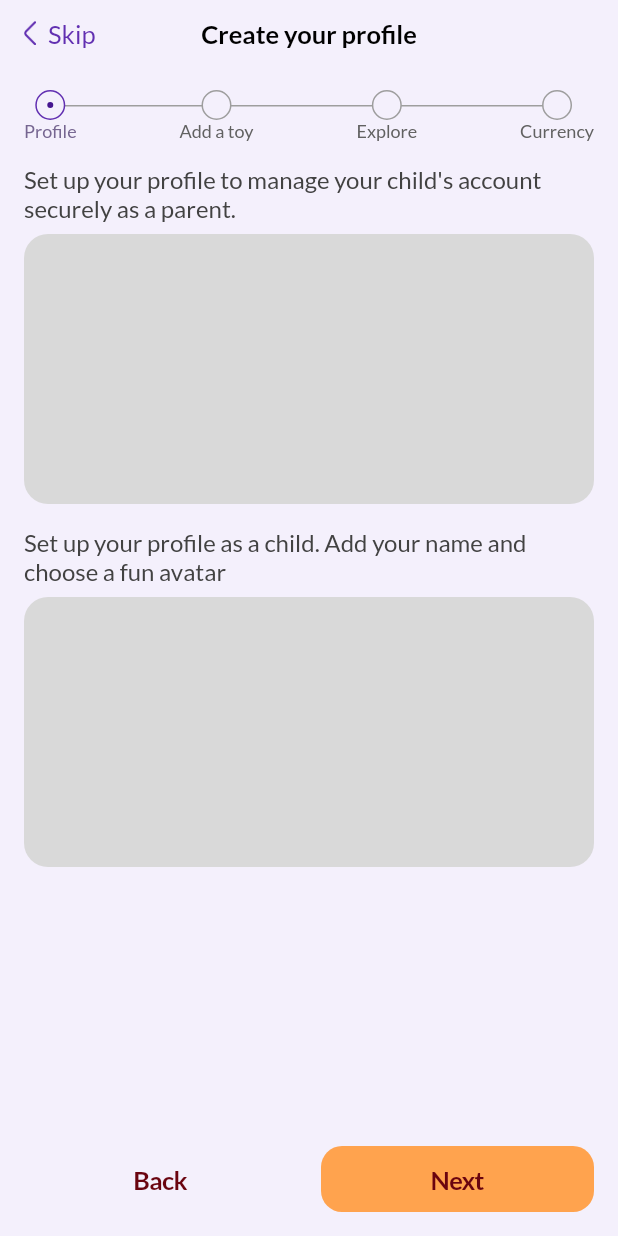
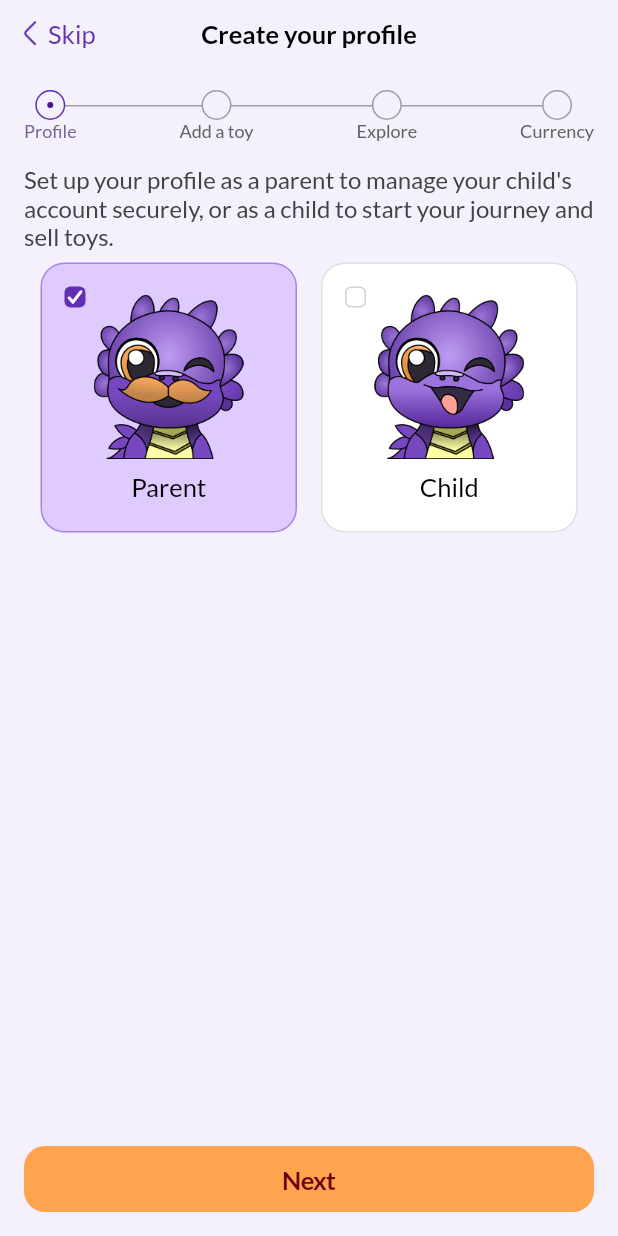
Before and after one commit to MrSanchezzzzz/kidbank.market, a Flutter app: the OnboardingProfileScreen screen opened by its route, on a phone screen of 412 x 824 dp. Run offline on Flutter 3.47's test engine with Material 3 defaults, Android fonts, the phone set to English and light mode, and no system bars; our stand-ins replace adaptive_dialog, flutter_riverpod, go_router, hooks_riverpod, image_picker and 1 more; missing offline and left inert: dart:ffi; statements that could not run were skipped.

Commit message:
Onboarding: refactor and design changes

```diff
--- a/lib/core/widgets/ui_card.dart
+++ b/lib/core/widgets/ui_card.dart
@@ -4,13 +4,39 @@ import 'package:kidbank/core/widgets/custom_check_box.dart';
 import '../colors.dart';
 
 class UiCard extends StatefulWidget {
-  const UiCard({super.key,this.image,this.label,this.onChanged,this.checked=false});
+  const UiCard({super.key,this.image,this.label,this.onChanged,this.checked=false,this.width=171,this.height=108});
   final Image? image;
   final String? label;
   final bool checked;
   final Function()? onChanged;
+  final double width;
+  final double height;
   @override
   State<UiCard> createState() => _UiCardState();
+
+  factory UiCard.large({Image? image,String? label, Function()? onChanged,bool checked=false}){
+    return UiCard(image: image,label: label,onChanged: onChanged,checked: checked,height: 180,);
+  }
+
+  factory UiCard.parent({Function()? onChanged,bool checked=false}){
+    return UiCard.large(
+      image: Image.asset('assets/images/mascot_adult.png',width: 100,height: 110,),
+      label: 'Parent',
+      onChanged: onChanged,
+      checked: checked,
+      );
+  }
+
+  factory UiCard.child({Function()? onChanged,bool checked=false}){
+    return UiCard.large(
+      image: Image.asset('assets/images/mascot_kid.png',width: 100,height: 110,),
+      label: 'Child',
+      onChanged: onChanged,
+      checked: checked,
+    );
+  }
+
+
 }
 
 class _UiCardState extends State<UiCard> {
@@ -23,8 +49,8 @@ class _UiCardState extends State<UiCard> {
         }
       },
       child: Container(
-        width: 171,
-        height: 108,
+        width: widget.width,
+        height: widget.height,
         decoration: BoxDecoration(
           color: widget.checked?Colors.purple200:Colors.white100,
           borderRadius: BorderRadius.circular(16),
--- a/lib/features/onboarding/presentation/onboarding_currency.dart
+++ b/lib/features/onboarding/presentation/onboarding_currency.dart
@@ -3,7 +3,7 @@ import 'package:go_router/go_router.dart';
 
 import '../../../core/colors.dart';
 import '../../../core/widgets/image_container.dart';
-import 'onboarding_scaffold.dart';
+import 'widgets/onboarding_scaffold.dart';
 
 class OnboardingCurrencyScreen extends StatelessWidget {
   const OnboardingCurrencyScreen({super.key});
--- a/lib/features/onboarding/presentation/onboarding_explore.dart
+++ b/lib/features/onboarding/presentation/onboarding_explore.dart
@@ -3,7 +3,7 @@ import 'package:go_router/go_router.dart';
 
 import '../../../core/colors.dart';
 import '../../../core/widgets/image_container.dart';
-import 'onboarding_scaffold.dart';
+import 'widgets/onboarding_scaffold.dart';
 
 class OnboardingExploreScreen extends StatelessWidget {
   const OnboardingExploreScreen({super.key});
--- a/lib/features/onboarding/presentation/onboarding_profile.dart
+++ b/lib/features/onboarding/presentation/onboarding_profile.dart
@@ -1,7 +1,9 @@
 import 'package:flutter/cupertino.dart';
 import 'package:go_router/go_router.dart';
 import 'package:kidbank/core/widgets/image_container.dart';
-import 'package:kidbank/features/onboarding/presentation/onboarding_scaffold.dart';
+import 'package:kidbank/core/widgets/ui_card.dart';
+import 'package:kidbank/features/onboarding/presentation/widgets/onboarding_scaffold.dart';
+import 'package:kidbank/features/onboarding/presentation/widgets/role_select.dart';
 
 import '../../../core/colors.dart';
 
@@ -17,16 +19,18 @@ class OnboardingProfileScreen extends StatelessWidget {
           crossAxisAlignment: CrossAxisAlignment.stretch,
           children: [
             const SizedBox(height: 16,),
-            Text('Set up your profile to manage your child\'s account securely as a parent.',style: CupertinoTheme.of(context).textTheme.textStyle.copyWith(fontSize: 16,color: Colors.grey400),),
+            Text('Set up your profile as a parent to manage your child\'s account securely, or as a child to start your journey and sell toys.',
+              style: CupertinoTheme.of(context).textTheme.textStyle.copyWith(fontSize: 16,color: Colors.grey400),
+            ),
             const SizedBox(height: 8,),
-            const ImageContainer(height: 180,),
-            const SizedBox(height: 16,),
-            Text('Set up your profile as a child. Add your name and choose a fun avatar',style: CupertinoTheme.of(context).textTheme.textStyle.copyWith(fontSize: 16,color: Colors.grey400),),
-            const SizedBox(height: 8,),
-            const ImageContainer(height: 180,)
+            const OnboardingRoleSelect()
+            // const ImageContainer(height: 180,),
+            // const SizedBox(height: 16,),
+            // Text('Set up your profile as a child. Add your name and choose a fun avatar',style: CupertinoTheme.of(context).textTheme.textStyle.copyWith(fontSize: 16,color: Colors.grey400),),
+            // const SizedBox(height: 8,),
+            // const ImageContainer(height: 180,)
           ],
         ),
-      onBack: (){context.pop();},
       onNext: (){context.push('/onboarding/toy');},
     );
   }
--- a/lib/features/onboarding/presentation/onboarding_toy.dart
+++ b/lib/features/onboarding/presentation/onboarding_toy.dart
@@ -3,7 +3,7 @@ import 'package:go_router/go_router.dart';
 
 import '../../../core/colors.dart';
 import '../../../core/widgets/image_container.dart';
-import 'onboarding_scaffold.dart';
+import 'widgets/onboarding_scaffold.dart';
 
 class OnboardingToyScreen extends StatelessWidget {
   const OnboardingToyScreen({super.key});
@@ -16,7 +16,7 @@ class OnboardingToyScreen extends StatelessWidget {
       child: Column(
         crossAxisAlignment: CrossAxisAlignment.stretch,
         children: [
-          const SizedBox(height: 16,),
+          const SizedBox(height: 8,),
           Text('Add a toy you want to sell or exchange. Take a picture and write a description.', style: CupertinoTheme
               .of(context)
               .textTheme
--- a/lib/features/onboarding/presentation/onboarding_scaffold.dart
+++ b/lib/features/onboarding/presentation/widgets/onboarding_scaffold.dart
@@ -2,8 +2,8 @@ import 'package:flutter/cupertino.dart';
 import 'package:go_router/go_router.dart';
 import 'package:kidbank/core/widgets/step_progressbar.dart';
 
-import '../../../core/widgets/main_back_button.dart';
-import '../../../core/widgets/main_button.dart';
+import '../../../../core/widgets/main_back_button.dart';
+import '../../../../core/widgets/main_button.dart';
 
 class OnboardingScaffold extends StatelessWidget {
   const OnboardingScaffold({super.key,required this.title,required this.currentStep,this.onBack,this.onNext,this.child,this.finish=false});
@@ -39,14 +39,14 @@ class OnboardingScaffold extends StatelessWidget {
                     ],
                   )
               ),
-              Row(
-                crossAxisAlignment: CrossAxisAlignment.end,
-                mainAxisAlignment: MainAxisAlignment.center,
+              Column(
+                crossAxisAlignment: CrossAxisAlignment.stretch,
+                mainAxisAlignment: MainAxisAlignment.end,
                 children: [
-                  Expanded(child: MainButton(text: 'Back',onTap: onBack,
-                    color: CupertinoTheme.of(context).scaffoldBackgroundColor,)),
+                  onBack!=null?MainButton(text: 'Back',onTap: onBack,
+                    color: CupertinoTheme.of(context).scaffoldBackgroundColor,):Container(),
                   const SizedBox(width: 16,),
-                  Expanded(child: MainButton(text:finish?'Finish':'Next',onTap: onNext),)
+                  MainButton(text:finish?'Finish':'Next',onTap: onNext)
                 ],
               ),
             ],
--- /dev/null
+++ b/lib/features/onboarding/presentation/widgets/role_select.dart
@@ -0,0 +1,38 @@
+import 'package:flutter/cupertino.dart';
+
+import '../../../../core/widgets/ui_card.dart';
+
+class OnboardingRoleSelect extends StatefulWidget {
+  const OnboardingRoleSelect({super.key});
+
+  @override
+  State<OnboardingRoleSelect> createState() => _OnboardingRoleSelectState();
+}
+
+class _OnboardingRoleSelectState extends State<OnboardingRoleSelect> {
+  int selectedIndex=0;
+  void selectRole(int index){
+    setState(() {
+      selectedIndex = index;
+    });
+    //TODO add riverpod for selected role
+  }
+
+  @override
+  Widget build(BuildContext context) {
+    return Row(
+      mainAxisAlignment: MainAxisAlignment.center,
+      children: [
+        UiCard.parent(
+          checked: selectedIndex==0,
+          onChanged: (){selectRole(0);},
+        ),
+        const SizedBox(width: 16,),
+        UiCard.child(
+          checked: selectedIndex==1,
+          onChanged: (){selectRole(1);},
+        ),
+      ],
+    );
+  }
+}
```
Also changed, not shown: lib/features/onboarding/presentation/onboarding_start.dart (+29 -24 lines).
